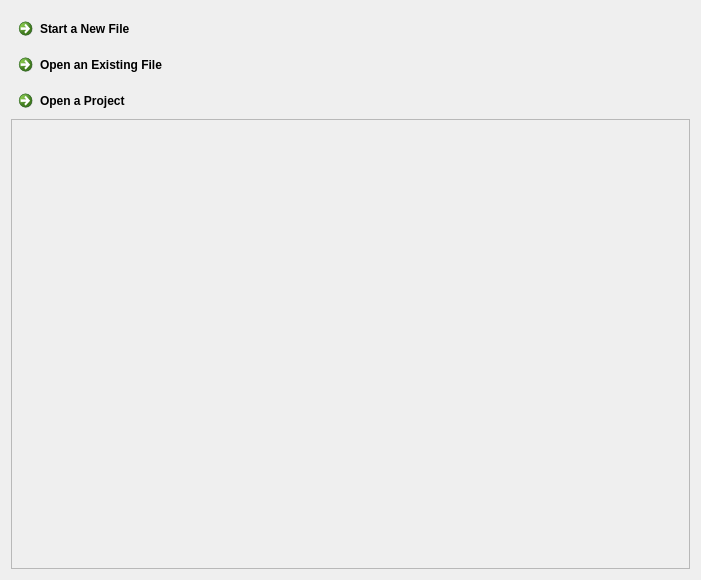
Before: the Qt Designer form src/ui/filesTabs/welcomeTab/welcomeTab.ui in sophies92/sosText, drawn with Qt 5.
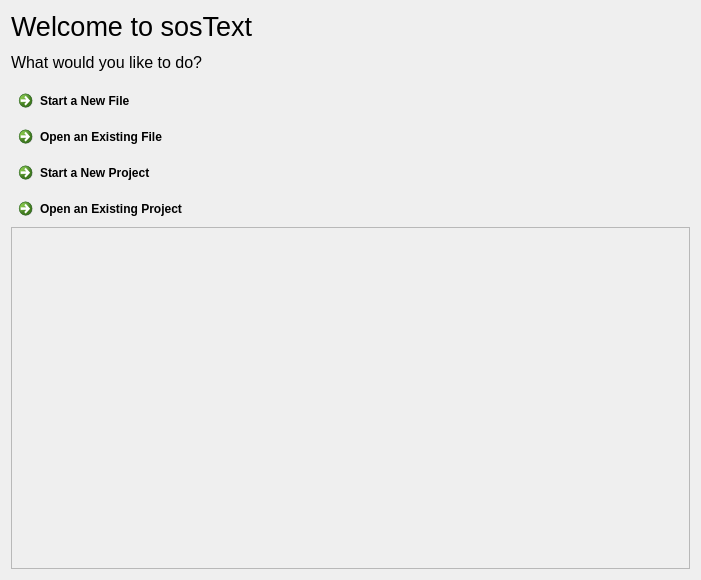
After: the same form once the commit is applied.

Patch:
```diff
--- a/src/ui/filesTabs/welcomeTab/welcomeTab.ui
+++ b/src/ui/filesTabs/welcomeTab/welcomeTab.ui
@@ -20,6 +20,43 @@
    <string>Form</string>
   </property>
   <layout class="QVBoxLayout" name="verticalLayout">
+   <item>
+    <widget class="QLabel" name="label">
+     <property name="maximumSize">
+      <size>
+       <width>16777215</width>
+       <height>30</height>
+      </size>
+     </property>
+     <property name="font">
+      <font>
+       <pointsize>20</pointsize>
+       <bold>false</bold>
+      </font>
+     </property>
+     <property name="text">
+      <string>Welcome to sosText</string>
+     </property>
+    </widget>
+   </item>
+   <item>
+    <widget class="QLabel" name="label_2">
+     <property name="maximumSize">
+      <size>
+       <width>16777215</width>
+       <height>30</height>
+      </size>
+     </property>
+     <property name="font">
+      <font>
+       <pointsize>12</pointsize>
+      </font>
+     </property>
+     <property name="text">
+      <string>What would you like to do?</string>
+     </property>
+    </widget>
+   </item>
    <item>
     <widget class="QCommandLinkButton" name="newFileButton">
      <property name="maximumSize">
@@ -46,6 +83,19 @@
      </property>
     </widget>
    </item>
+   <item>
+    <widget class="QCommandLinkButton" name="newProjectButton">
+     <property name="maximumSize">
+      <size>
+       <width>16777215</width>
+       <height>30</height>
+      </size>
+     </property>
+     <property name="text">
+      <string>Start a New Project</string>
+     </property>
+    </widget>
+   </item>
    <item>
     <widget class="QCommandLinkButton" name="openProjectButton">
      <property name="maximumSize">
@@ -55,7 +105,7 @@
       </size>
      </property>
      <property name="text">
-      <string>Open a Project</string>
+      <string>Open an Existing Project</string>
      </property>
     </widget>
    </item>
```
